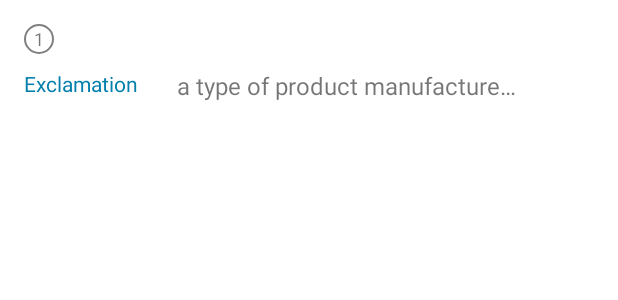
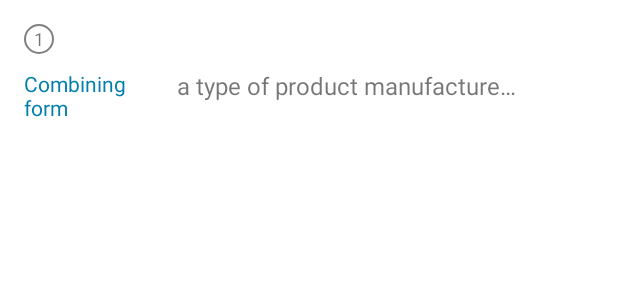
Before and after one commit to zechen-zhou/DictionaryApp, an Android app: the layout home_row.xml on its own in the app's theme, with its tools: preview values and no code run, on a phone screen of 412 x 824 dp. Shown: the top 300 px of the screen. Run offline under Robolectric (Android 15) with nearby library versions, the phone set to English and light mode, and no system bars.

Commit message:
Fix the UI to compatible with type that has more than 1 word

```diff
--- a/app/src/main/res/layout/favorites_row.xml
+++ b/app/src/main/res/layout/favorites_row.xml
@@ -23,7 +23,7 @@
 
     <TextView
         android:id="@+id/type"
-        android:layout_width="wrap_content"
+        android:layout_width="84dp"
         android:layout_height="wrap_content"
         android:layout_marginTop="16dp"
         android:layout_marginBottom="16dp"
@@ -32,7 +32,7 @@
         app:layout_constraintBottom_toBottomOf="parent"
         app:layout_constraintStart_toStartOf="@+id/word"
         app:layout_constraintTop_toBottomOf="@+id/word"
-        tools:text="Exclamation" />
+        tools:text="Combining form" />
 
     <!--
         android:maxLines="1": this just forces the text to one line. Any extra text is hidden.
--- a/app/src/main/res/layout/home_row.xml
+++ b/app/src/main/res/layout/home_row.xml
@@ -10,17 +10,16 @@
 
     <TextView
         android:id="@+id/type"
-        android:layout_width="wrap_content"
+        android:layout_width="84dp"
         android:layout_height="wrap_content"
-        android:layout_marginStart="16dp"
         android:layout_marginTop="46dp"
         android:layout_marginBottom="16dp"
         android:textColor="#007FAC"
         android:textSize="14sp"
         app:layout_constraintBottom_toBottomOf="parent"
-        app:layout_constraintStart_toStartOf="parent"
+        app:layout_constraintStart_toStartOf="@+id/indexNumber"
         app:layout_constraintTop_toTopOf="parent"
-        tools:text="Exclamation" />
+        tools:text="Combining form" />
 
     <!--
         https://stackoverflow.com/a/8930869
```
